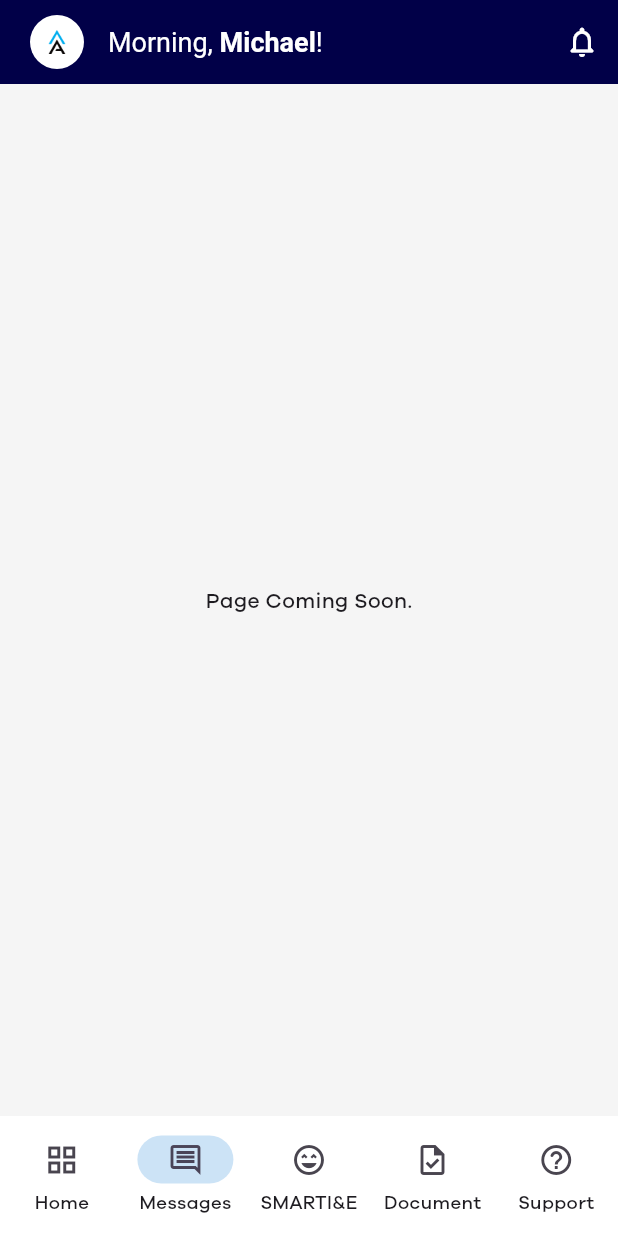
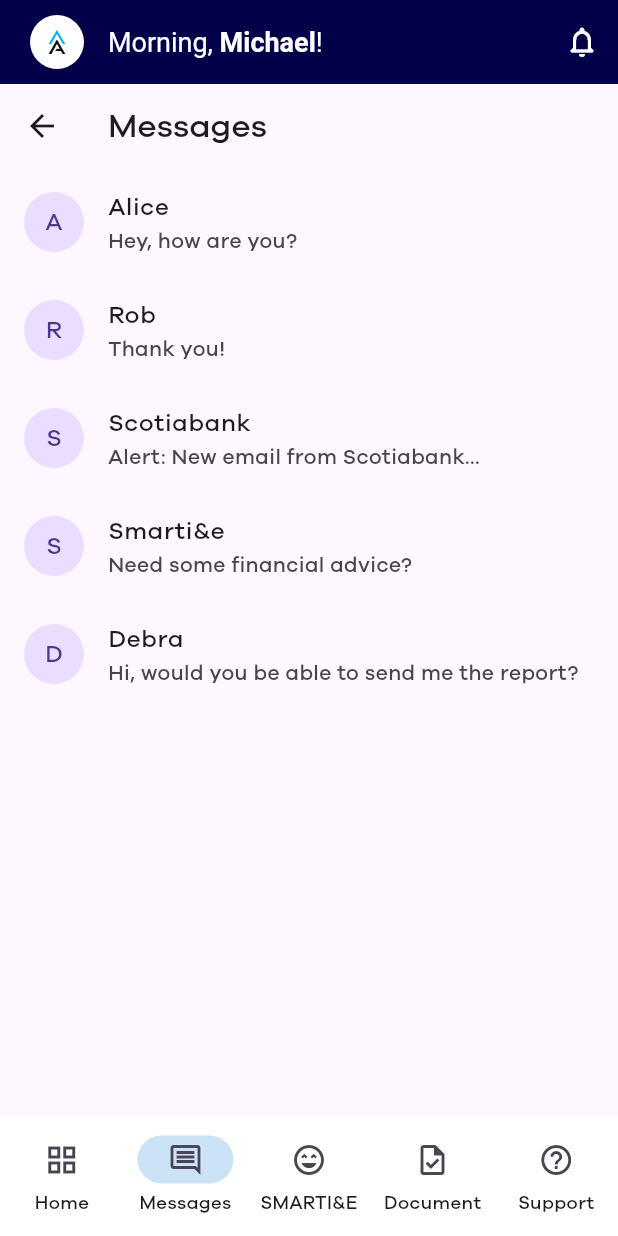
Before and after one commit to Robotronut/smartie, a Flutter app: the SummaryScreen screen opened directly, item 2 of the bottom bar chosen, on a phone screen of 412 x 824 dp. Run offline on Flutter 3.47's test engine with Material 3 defaults, Android fonts, the light colour scheme and no system bars; our stand-ins replace camera, easy_localization, google_sign_in, intl_phone_field, pinput.

Commit message:
added messages screen; moved repayment plan to separate screen

```diff
--- a/lib/summary_screen.dart
+++ b/lib/summary_screen.dart
@@ -1,6 +1,8 @@
 import 'dart:math';
 import 'package:flutter/material.dart';
 import 'package:provider/provider.dart';
+import 'package:smartie/contact_messages.dart';
+import 'package:smartie/repayment_plan.dart';
 
 class SummaryScreen extends StatefulWidget {
   const SummaryScreen({super.key});
@@ -18,6 +20,12 @@ class DataItem {
 class Message {
   final String text;
   Message(this.text);
+}
+
+class Contact {
+  final String name;
+  final Message message;
+  Contact(this.name, this.message);
 }
 
 class MessageProvider with ChangeNotifier {
@@ -44,7 +52,8 @@ class MessageWidget extends StatelessWidget {
     return ChangeNotifierProvider(
       create: (context) => MessageProvider(),
       child: Scaffold(
-        appBar: AppBar(title: Text('Messages')),
+        resizeToAvoidBottomInset: true,
+        appBar: AppBar(title: Text('Smarti&e')),
         body: Column(
           children: [
             Expanded(
@@ -61,10 +70,20 @@ class MessageWidget extends StatelessWidget {
                             left: 80,
                             right: 10,
                           ),
-                          child: ListTile(
-                            title: Text(messageProvider.messages[index].text),
-                            textColor: Colors.white,
-                            tileColor: Colors.green,
+                          child: Column(
+                            children: [
+                              ListTile(
+                                title: Text(
+                                  messageProvider.messages[index].text,
+                                ),
+                                textColor: Colors.white,
+                                tileColor: Colors.green,
+                              ),
+                              Align(
+                                alignment: Alignment.centerLeft,
+                                child: Text("You"),
+                              ),
+                            ],
                           ),
                         );
                       } else {
@@ -75,10 +94,20 @@ class MessageWidget extends StatelessWidget {
                             left: 10,
                             right: 80,
                           ),
-                          child: ListTile(
-                            title: Text(messageProvider.messages[index].text),
-                            textColor: Colors.white,
-                            tileColor: Colors.blue,
+                          child: Column(
+                            children: [
+                              ListTile(
+                                title: Text(
+                                  messageProvider.messages[index].text,
+                                ),
+                                textColor: Colors.white,
+                                tileColor: Colors.blue,
+                              ),
+                              Align(
+                                alignment: Alignment.centerLeft,
+                                child: Text("Smarti&e Bot"),
+                              ),
+                            ],
                           ),
                         );
                       }
@@ -114,6 +143,62 @@ class MessageWidget extends StatelessWidget {
                         },
                       ),
                     ],
+                  );
+                },
+              ),
+            ),
+          ],
+        ),
+      ),
+    );
+  }
+}
+
+class ContactsWidget extends StatelessWidget {
+  List<Contact> contacts = [
+    new Contact("Alice", new Message("Hey, how are you?")),
+    new Contact("Rob", new Message("Thank you!")),
+    new Contact(
+      "Scotiabank",
+      new Message("Alert: New email from Scotiabank..."),
+    ),
+    new Contact("Smarti&e", new Message("Need some financial advice?")),
+    new Contact(
+      "Debra",
+      new Message("Hi, would you be able to send me the report?"),
+    ),
+  ];
+
+  @override
+  Widget build(BuildContext context) {
+    return ChangeNotifierProvider(
+      create: (context) => MessageProvider(),
+      child: Scaffold(
+        resizeToAvoidBottomInset: true,
+        appBar: AppBar(title: Text('Messages')),
+        body: Column(
+          children: [
+            Expanded(
+              child: ListView.builder(
+                itemCount: contacts.length,
+                itemBuilder: (context, index) {
+                  final contact = contacts[index];
+                  return ListTile(
+                    leading: CircleAvatar(
+                      child: Text(contact.name![0]), // First letter of the name
+                    ),
+                    title: Text(contact.name!),
+                    subtitle: Text(contact.message.text!),
+                    onTap: () {
+                      // navigate to messages screen on tap
+                      Navigator.push(
+                        context,
+                        MaterialPageRoute(
+                          builder:
+                              (context) => ContactMessages(contact: contact),
+                        ),
+                      );
+                    },
                   );
                 },
               ),
@@ -1428,15 +1513,37 @@ class _SummaryScreenState extends State<SummaryScreen> {
               ),
             ),
 
-            Center(child: Text("Page Coming Soon.")),
+            Center(child: ContactsWidget()),
 
             Center(child: MessageWidget()),
 
             Center(child: Text("Page Coming Soon")),
 
-            Center(child: Text("Page Coming Soon")),
-
-            Center(child: Text("Page Coming Soon")),
+            Center(
+              child: SizedBox(
+                width: double.infinity,
+                child: FilledButton(
+                  onPressed: () {
+                    Navigator.push(
+                      context,
+                      MaterialPageRoute(
+                        builder: (context) => const RepaymentPlan(),
+                      ),
+                    );
+                  },
+                  style: FilledButton.styleFrom(
+                    backgroundColor: const Color.fromRGBO(0, 162, 233, 1),
+                    shape: RoundedRectangleBorder(
+                      borderRadius: BorderRadius.circular(6),
+                    ),
+                  ),
+                  child: Text(
+                    "Calculate Repayment Plan",
+                    style: TextStyle(fontWeight: FontWeight.bold),
+                  ),
+                ),
+              ),
+            ),
           ][currentPageIndex],
     );
   }
```
Also changed, not shown: lib/contact_messages.dart (added, +119 -0 lines), lib/repayment_plan.dart (added, +391 -0 lines).
